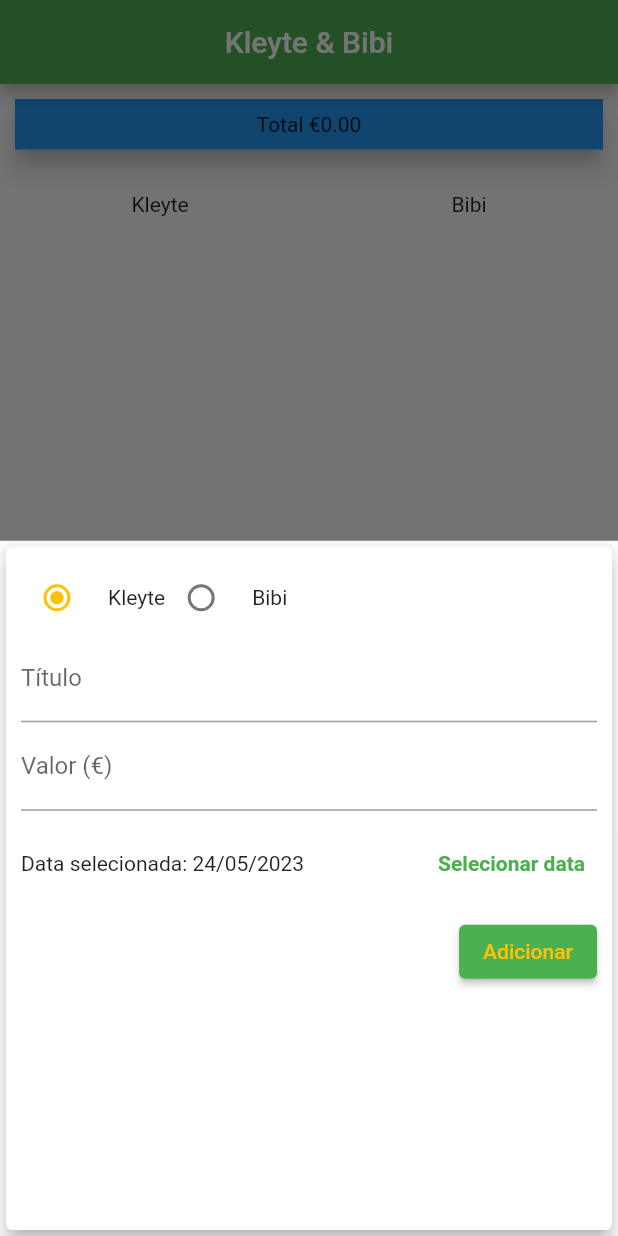
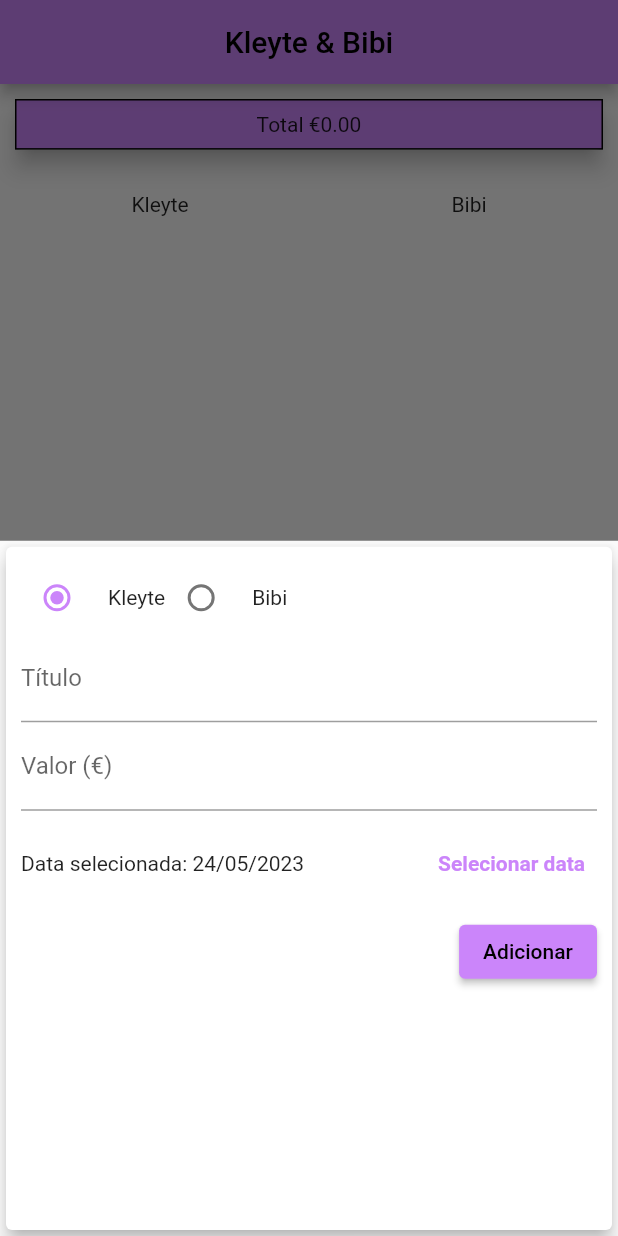
Before and after one commit to GabrielDangelo21/kleyte-bibi, a Flutter app: the screen it shows after launch, after a tap on the "add" icon, on a phone screen of 412 x 824 dp. Run offline on Flutter 3.47's test engine with Material 2 defaults, Android fonts, the phone set to English and light mode, and no system bars.

Commit message:
Primeira versão instalada com APK

```diff
--- /dev/null
+++ b/lib/colors.dart
@@ -0,0 +1,24 @@
+import 'package:flutter/material.dart';
+
+const MaterialColor primary = MaterialColor(_primaryPrimaryValue, <int, Color>{
+  50: Color(0xFFF9F0FE),
+  100: Color(0xFFEFDAFE),
+  200: Color(0xFFE5C2FD),
+  300: Color(0xFFDBAAFC),
+  400: Color(0xFFD397FB),
+  500: Color(_primaryPrimaryValue),
+  600: Color(0xFFC67DF9),
+  700: Color(0xFFBE72F9),
+  800: Color(0xFFB868F8),
+  900: Color(0xFFAC55F6),
+});
+const int _primaryPrimaryValue = 0xFFCB85FA;
+
+const MaterialColor primaryAccent =
+    MaterialColor(_primaryAccentValue, <int, Color>{
+  100: Color(0xFFFFFFFF),
+  200: Color(_primaryAccentValue),
+  400: Color(0xFFF9F1FF),
+  700: Color(0xFFECD8FF),
+});
+const int _primaryAccentValue = 0xFFFFFFFF;
--- a/lib/components/total_sum.dart
+++ b/lib/components/total_sum.dart
@@ -1,4 +1,5 @@
 import 'package:flutter/material.dart';
+import 'package:kleyte_bibi/colors.dart';
 import 'package:kleyte_bibi/models/transaction.dart';
 
 class TotalSum extends StatelessWidget {
@@ -30,7 +31,10 @@ class TotalSum extends StatelessWidget {
       margin: EdgeInsets.all(10),
       child: Container(
         decoration: BoxDecoration(
-          color: Colors.blue,
+          border: Border.all(
+            style: BorderStyle.solid,
+          ),
+          color: primary,
         ),
         child: Center(
           child: Text(
--- a/lib/components/transaction_form.dart
+++ b/lib/components/transaction_form.dart
@@ -129,9 +129,6 @@ class _TransactionFormState extends State<TransactionForm> {
               children: [
                 ElevatedButton(
                   child: Text('Adicionar'),
-                  style: TextButton.styleFrom(
-                    foregroundColor: Theme.of(context).colorScheme.secondary,
-                  ),
                   onPressed: _submitForm,
                 ),
               ],
--- a/lib/main.dart
+++ b/lib/main.dart
@@ -1,8 +1,10 @@
 import 'dart:math';
 
 import 'package:flutter/material.dart';
-import 'package:kleyte_bibi/components/total_sum.dart';
-import 'package:kleyte_bibi/components/transaction_list_bibi.dart';
+import 'package:kleyte_bibi/colors.dart';
+import 'components/total_sum.dart';
+// import 'components/transaction_list.dart';
+import 'components/transaction_list_bibi.dart';
 import 'components/transaction_form.dart';
 import 'components/transaction_list_kleyte.dart';
 import 'models/transaction.dart';
@@ -14,9 +16,10 @@ class Expenses extends StatelessWidget {
   Widget build(BuildContext context) {
     return MaterialApp(
       home: MyHomePage(),
+      debugShowCheckedModeBanner: false,
       theme: ThemeData(
-        colorScheme: ColorScheme.fromSwatch(primarySwatch: Colors.green)
-            .copyWith(secondary: Colors.amber),
+        colorScheme: ColorScheme.fromSwatch(primarySwatch: primary)
+            .copyWith(secondary: primary),
       ),
     );
   }
@@ -28,6 +31,7 @@ class MyHomePage extends StatefulWidget {
 }
 
 class _MyHomePageState extends State<MyHomePage> {
+  // List<Transaction> transactionList = [];
   List<Transaction> transactionKleyte = [
     // Transaction(
     //   id: Random().nextDouble().toString(),
@@ -103,7 +107,7 @@ class _MyHomePageState extends State<MyHomePage> {
     // ),
   ];
 
-  _addTransaction(String title, double value, int valueRadio, DateTime date) {
+  addTransaction(String title, double value, int valueRadio, DateTime date) {
     final newTransaction = Transaction(
       id: Random().nextDouble().toString(),
       title: title,
@@ -116,37 +120,33 @@ class _MyHomePageState extends State<MyHomePage> {
       () {
         if (valueRadio == 1) {
           transactionKleyte.add(newTransaction);
-          for (int i = 0; i < transactionKleyte.length; i++) {
-            print(transactionKleyte[i].id);
-          }
+          // transactionList.add(newTransaction);
         } else {
           transactionBibi.add(newTransaction);
-          for (int i = 0; i < transactionBibi.length; i++) {
-            print(transactionBibi[i].id);
-          }
+          // transactionList.add(newTransaction);
         }
       },
     );
     Navigator.of(context).pop();
   }
 
-  _removeTransactionKleyte(String id) {
+  removeTransactionKleyte(String id) {
     setState(() {
       transactionKleyte.removeWhere((tr) => tr.id == id);
     });
   }
 
-  _removeTransactionBibi(String id) {
+  removeTransactionBibi(String id) {
     setState(() {
       transactionBibi.removeWhere((tr) => tr.id == id);
     });
   }
 
-  _openTransactionFormModal(BuildContext context) {
+  openTransactionFormModal(BuildContext context) {
     showModalBottomSheet(
       context: context,
       builder: (_) {
-        return TransactionForm(_addTransaction);
+        return TransactionForm(addTransaction);
       },
     );
   }
@@ -172,6 +172,7 @@ class _MyHomePageState extends State<MyHomePage> {
               height: availableHeight * 0.07,
               child: TotalSum(transactionKleyte, transactionBibi),
             ),
+            // TransactionList(transactionList),
             Container(
               height: availableHeight * 0.07,
               child: Row(
@@ -189,11 +190,11 @@ class _MyHomePageState extends State<MyHomePage> {
                 children: [
                   TransactionListKleyte(
                     transactionKleyte,
-                    _removeTransactionKleyte,
+                    removeTransactionKleyte,
                   ),
                   TransactionListBibi(
                     transactionBibi,
-                    _removeTransactionBibi,
+                    removeTransactionBibi,
                   ),
                 ],
               ),
@@ -202,7 +203,7 @@ class _MyHomePageState extends State<MyHomePage> {
         ),
       ),
       floatingActionButton: FloatingActionButton(
-        onPressed: () => _openTransactionFormModal(context),
+        onPressed: () => openTransactionFormModal(context),
         child: Icon(Icons.add),
         backgroundColor: Theme.of(context).colorScheme.secondary,
       ),
```
Also changed, not shown: lib/components/transaction_list.dart (+13 -9 lines), pubspec.lock, 1 other file.
